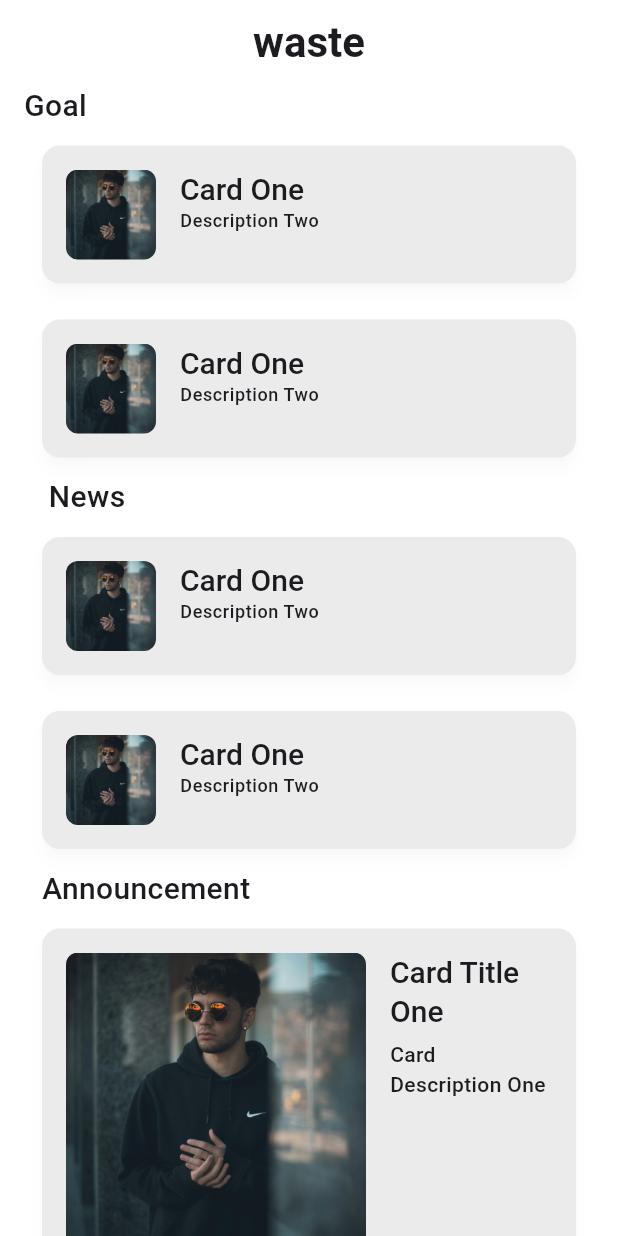
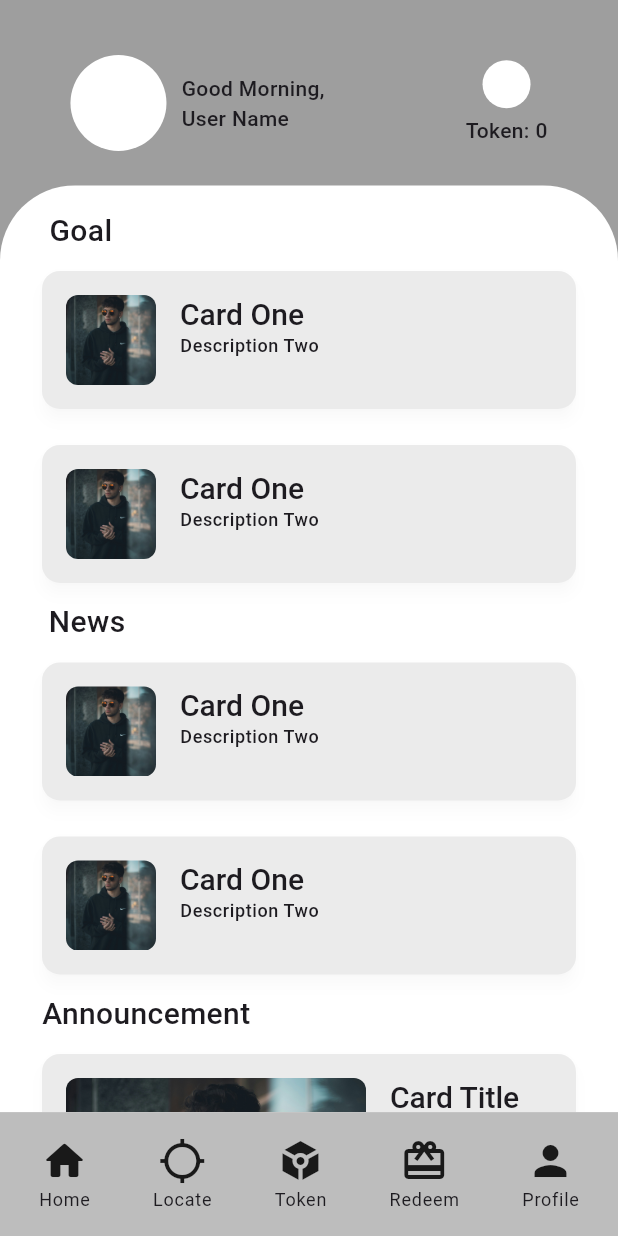
Before and after one commit to Cisco248/E-Waste-Management-System, a Flutter app: the screen it shows after launch, on a phone screen of 412 x 824 dp. Run offline on Flutter 3.47's test engine with Material 3 defaults, Android fonts, the phone set to English and light mode, and no system bars.

Commit message:
Develop the UI in [landing, locate, navbar] and Create the Custom Size Constant file

```diff
--- /dev/null
+++ b/lib/constants/size.dart
@@ -0,0 +1,33 @@
+import 'package:flutter/material.dart';
+
+class AppSizeStyle {
+  AppSizeStyle._();
+
+  // Full Sizes
+  static double fullWidth(BuildContext context) =>
+      MediaQuery.of(context).size.width;
+
+  static double fullHeight(BuildContext context) =>
+      MediaQuery.of(context).size.height;
+
+  // Navigation Bar Sizes
+  static double naviBarWidth(BuildContext context) =>
+      MediaQuery.of(context).size.width;
+
+  static double naviBarHeight(BuildContext context) =>
+      MediaQuery.of(context).size.height * 1 / 10;
+
+  // Landing Bottom Sizes
+  static double landingBottomWidth(BuildContext context) =>
+      MediaQuery.of(context).size.width;
+
+  static double landingBottomHeight(BuildContext context) =>
+      MediaQuery.of(context).size.height * 3 / 4;
+
+  // Locate Bottom Sizes
+  static double locateBottomHeight(BuildContext context) =>
+      MediaQuery.of(context).size.height * 1 / 6;
+
+  static double locateBottomWidth(BuildContext context) =>
+      MediaQuery.of(context).size.width;
+}
--- a/lib/main.dart
+++ b/lib/main.dart
@@ -1,6 +1,6 @@
 import 'package:flutter/material.dart';
 import 'package:e_wms_mobile/themes/theme.dart';
-import 'widgets/export_widgets.dart';
+import 'package:e_wms_mobile/widgets/export_widgets.dart';
 
 void main() {
   runApp(const MyApp());
@@ -17,102 +17,69 @@ class MyApp extends StatelessWidget {
       themeMode: ThemeMode.system,
       darkTheme: AppTheme.darkTheme,
       theme: AppTheme.lightTheme,
-      home: BottomSection(title: 'waste'),
+      home: LandingPage(),
     );
   }
 }
 
-class BottomSection extends StatefulWidget {
-  const BottomSection({super.key, required this.title});
-  final String title;
+class LandingPage extends StatelessWidget {
+  const LandingPage({super.key});
 
   @override
-  State<BottomSection> createState() => _BottomSectionState();
+  Widget build(BuildContext context) {
+    return Scaffold(
+      body: Stack(
+        alignment: AlignmentDirectional.topCenter,
+        fit: StackFit.passthrough,
+        children: [
+          LandingTop(),
+          Align(alignment: Alignment.bottomCenter, child: LandingBottom()),
+        ],
+      ),
+      bottomNavigationBar: NavbarWidget(),
+    );
+  }
 }
 
-class _BottomSectionState extends State<BottomSection> {
+class LandingTop extends StatelessWidget {
+  const LandingTop({super.key});
+
   @override
   Widget build(BuildContext context) {
-    return SafeArea(
-      top: false,
-      bottom: false,
-      left: true,
-      right: true,
-      minimum: EdgeInsets.symmetric(vertical: 0, horizontal: 16),
-      child: Scaffold(
-        appBar: AppBar(
-          title: Text(
-            widget.title,
-            style: Theme.of(context).textTheme.displayMedium,
+    return Container(
+      height: MediaQuery.of(context).size.height * 1 / 6,
+      width: MediaQuery.of(context).size.width,
+      child: Row(
+        mainAxisAlignment: MainAxisAlignment.spaceAround,
+        children: [
+          Row(
+            spacing: 10,
+            children: [
+              Container(
+                width: 64,
+                height: 64,
+                decoration: BoxDecoration(
+                  color: Colors.white,
+                  borderRadius: BorderRadius.circular(100),
                 ),
               ),
-        body: Center(
-          child: SingleChildScrollView(
-            child: Column(
+              Column(
                 mainAxisAlignment: MainAxisAlignment.center,
-              children: [
-                Align(
-                  alignment: AlignmentGeometry.xy(-1, 0),
-                  child: Text('Goal', style: TextStyle(fontSize: 20)),
-                ),
-                Column(
-                  spacing: 0,
-                  children: [
-                    CardMedium(
-                      img: AssetImage('lib/images/ravi.jpg'),
-                      title: 'Card One',
-                      description: 'Description Two',
-                    ),
-                    CardMedium(
-                      img: AssetImage('lib/images/ravi.jpg'),
-                      title: 'Card One',
-                      description: 'Description Two',
+                crossAxisAlignment: CrossAxisAlignment.start,
+                children: const [Text('Good Morning,'), Text('User Name')],
               ),
             ],
           ),
-                Align(
-                  alignment: AlignmentGeometry.directional(-0.9, 1),
-                  child: Text('News', style: TextStyle(fontSize: 20)),
-                ),
           Column(
-                  spacing: 0,
-                  children: [
-                    CardMedium(
-                      img: AssetImage('lib/images/ravi.jpg'),
-                      title: 'Card One',
-                      description: 'Description Two',
-                    ),
-                    CardMedium(
-                      img: AssetImage('lib/images/ravi.jpg'),
-                      title: 'Card One',
-                      description: 'Description Two',
-                    ),
-                  ],
-                ),
-                Align(
-                  alignment: AlignmentGeometry.directional(-0.9, 1),
-                  child: Text('Announcement', style: TextStyle(fontSize: 20)),
-                ),
-                Column(
-                  spacing: 0,
-                  children: [
-                    CardLarge(
-                      img: AssetImage('lib/images/ravi.jpg'),
-                      title: 'Card Title One',
-                      description: 'Card Description One',
-                    ),
-                    CardLarge(
-                      img: AssetImage('lib/images/ravi.jpg'),
-                      title: 'Card Title One',
-                      description: 'Card Description One',
-                    ),
+            mainAxisAlignment: MainAxisAlignment.center,
+            children: const [
+              CircleAvatar(backgroundColor: Colors.white, radius: 16),
+              SizedBox(height: 5),
+              Text('Token: 0'),
             ],
           ),
         ],
       ),
-          ),
-        ),
-      ),
     );
   }
 }
--- a/lib/themes/theme.dart
+++ b/lib/themes/theme.dart
@@ -9,7 +9,7 @@ class AppTheme {
   static final lightTheme = ThemeData(
     useMaterial3: true,
     brightness: Brightness.light,
-    scaffoldBackgroundColor: Colors.white,
+    scaffoldBackgroundColor: Colors.grey,
     appBarTheme: AppHeaderTheme.lightHeaderTheme,
     cardTheme: AppCardTheme.cardLightTheme,
     textTheme: AppTextStyles.textLightTheme,
--- a/lib/widgets/export_widgets.dart
+++ b/lib/widgets/export_widgets.dart
@@ -1,2 +1,5 @@
 export 'package:e_wms_mobile/widgets/card_medium.dart';
 export 'package:e_wms_mobile/widgets/card_large.dart';
+export 'landing_widget.dart';
+export 'locate_widget.dart';
+export './navbar_widget.dart';
--- /dev/null
+++ b/lib/widgets/landing_widget.dart
@@ -0,0 +1,96 @@
+import 'package:e_wms_mobile/constants/size.dart';
+import 'package:flutter/material.dart';
+import 'package:e_wms_mobile/widgets/card_large.dart';
+import 'package:e_wms_mobile/widgets/card_medium.dart';
+
+class LandingBottom extends StatefulWidget {
+  const LandingBottom({super.key});
+
+  @override
+  State<LandingBottom> createState() => _LandingBottomState();
+}
+
+class _LandingBottomState extends State<LandingBottom> {
+  @override
+  Widget build(BuildContext context) {
+    return Container(
+      padding: EdgeInsets.only(top: 16, right: 16, left: 16),
+      clipBehavior: Clip.hardEdge,
+      height: AppSizeStyle.landingBottomHeight(context),
+      width: AppSizeStyle.landingBottomWidth(context),
+      decoration: BoxDecoration(
+        color: Colors.white,
+        borderRadius: BorderRadiusDirectional.only(
+          topEnd: Radius.circular(50),
+          topStart: Radius.circular(50),
+        ),
+      ),
+      child: Center(
+        child: SingleChildScrollView(
+          child: Column(
+            mainAxisAlignment: MainAxisAlignment.center,
+            children: [
+              Align(
+                alignment: AlignmentGeometry.xy(-0.9, 1),
+                child: Text('Goal', style: TextStyle(fontSize: 20)),
+              ),
+              Column(
+                spacing: 0,
+                children: [
+                  CardMedium(
+                    img: AssetImage('lib/images/ravi.jpg'),
+                    title: 'Card One',
+                    description: 'Description Two',
+                  ),
+                  CardMedium(
+                    img: AssetImage('lib/images/ravi.jpg'),
+                    title: 'Card One',
+                    description: 'Description Two',
+                  ),
+                ],
+              ),
+              Align(
+                alignment: AlignmentGeometry.directional(-0.9, 1),
+                child: Text('News', style: TextStyle(fontSize: 20)),
+              ),
+              Column(
+                spacing: 0,
+                children: [
+                  CardMedium(
+                    img: AssetImage('lib/images/ravi.jpg'),
+                    title: 'Card One',
+                    description: 'Description Two',
+                  ),
+                  CardMedium(
+                    img: AssetImage('lib/images/ravi.jpg'),
+                    title: 'Card One',
+                    description: 'Description Two',
+                  ),
+                ],
+              ),
+              Align(
+                alignment: AlignmentGeometry.directional(-0.9, 1),
+                child: Text('Announcement', style: TextStyle(fontSize: 20)),
+              ),
+              Column(
+                spacing: 0,
+                children: [
+                  CardLarge(
+                    img: AssetImage('lib/images/ravi.jpg'),
+                    title: 'Card Title One',
+                    description: 'Card Description One',
+                  ),
+                  CardLarge(
+                    img: AssetImage('lib/images/ravi.jpg'),
+                    title: 'Card Title One',
+                    description: 'Card Description One',
+                  ),
+                ],
+              ),
+            ],
+          ),
+        ),
+      ),
+    );
+  }
+}
--- /dev/null
+++ b/lib/widgets/navbar_widget.dart
@@ -0,0 +1,100 @@
+import 'package:e_wms_mobile/constants/color.dart';
+import 'package:e_wms_mobile/constants/size.dart';
+import 'package:e_wms_mobile/main.dart';
+import 'package:e_wms_mobile/widgets/locate_widget.dart';
+import 'package:flutter/material.dart';
+
+class NavbarWidget extends StatelessWidget {
+  const NavbarWidget({super.key});
+
+  @override
+  Widget build(BuildContext context) {
+    double iconSize = 32;
+    final navBarColor = ColorConstant.divider;
+
+    return Container(
+      height: AppSizeStyle.naviBarHeight(context),
+      width: AppSizeStyle.naviBarWidth(context),
+      padding: EdgeInsets.all(5),
+      color: navBarColor,
+      child: Row(
+        mainAxisAlignment: MainAxisAlignment.spaceAround,
+        children: [
+          GestureDetector(
+            onTap: () {
+              Navigator.push(
+                context,
+                MaterialPageRoute(builder: (context) => LandingPage()),
+              );
+              print('Tap Home Button');
+            },
+            child: Column(
+              mainAxisAlignment: MainAxisAlignment.center,
+              spacing: 2,
+              children: [
+                Icon(Icons.home_rounded, size: iconSize),
+                Text('Home', style: Theme.of(context).textTheme.labelMedium),
+              ],
+            ),
+          ),
+          GestureDetector(
+            onTap: () {
+              Navigator.push(
+                context,
+                MaterialPageRoute(builder: (context) => LocateBootom()),
+              );
+              print('Tap Locate Button');
+            },
+            child: Column(
+              mainAxisAlignment: MainAxisAlignment.center,
+              spacing: 2,
+              children: [
+                Icon(Icons.location_searching, size: iconSize),
+                Text('Locate', style: Theme.of(context).textTheme.labelMedium),
+              ],
+            ),
+          ),
+          GestureDetector(
+            onTap: () {
+              print('Tap Token Button');
+            },
+            child: Column(
+              mainAxisAlignment: MainAxisAlignment.center,
+              spacing: 2,
+              children: [
+                Icon(Icons.token, size: iconSize),
+                Text('Token', style: Theme.of(context).textTheme.labelMedium),
+              ],
+            ),
+          ),
+          GestureDetector(
+            onTap: () {
+              print('Tap Redeem');
+            },
+            child: Column(
+              mainAxisAlignment: MainAxisAlignment.center,
+              spacing: 2,
+              children: [
+                Icon(Icons.redeem, size: iconSize),
+                Text('Redeem', style: Theme.of(context).textTheme.labelMedium),
+              ],
+            ),
+          ),
+          GestureDetector(
+            onTap: () {
+              print('Tap Profile');
+            },
+            child: Column(
+              mainAxisAlignment: MainAxisAlignment.center,
+              spacing: 2,
+              children: [
+                Icon(Icons.person, size: iconSize),
+                Text('Profile', style: Theme.of(context).textTheme.labelMedium),
+              ],
+            ),
+          ),
+        ],
+      ),
+    );
+  }
+}
```
Also changed, not shown: lib/themes/mods/input_theme.dart (+6 -2 lines), lib/widgets/locate_widget.dart (added, +104 -0 lines), 1 other file. Lines whose indentation alone changed are shown as unchanged.
